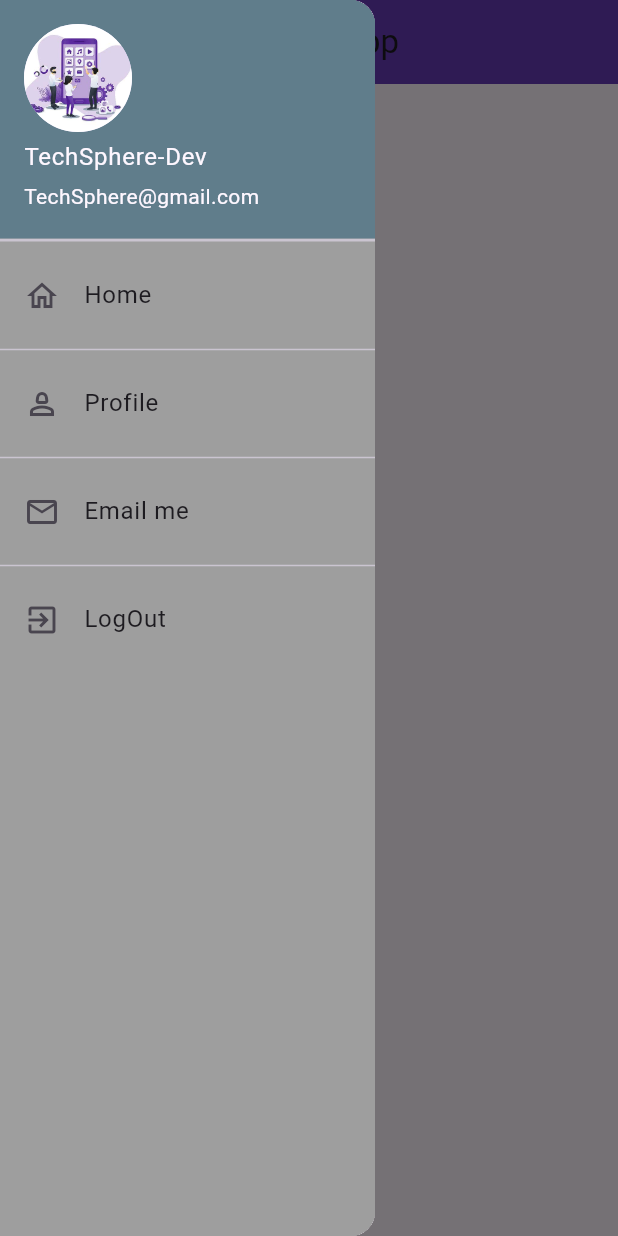
After one commit to TechSphere-Dev/Flutter-Login-Page-UI, a Flutter app: the home screen opened directly, with the side drawer open, on a phone screen of 412 x 824 dp. The commit adds this screen. Run offline on Flutter 3.47's test engine with Material 3 defaults, Android fonts, the phone set to English and light mode, and no system bars.

Commit message:
add coutomized drawer

```diff
--- a/lib/Login.dart
+++ b/lib/Login.dart
@@ -1,13 +1,14 @@
 import 'package:flutter/material.dart';
+import 'package:flutter_course/home_page.dart';
 
-class page extends StatefulWidget {
-  const page({super.key});
+class LoginScreen extends StatefulWidget {
+  const LoginScreen({super.key});
 
   @override
-  State<page> createState() => _pageState();
+  State<LoginScreen> createState() => _LoginScreenState();
 }
 
-class _pageState extends State<page> {
+class _LoginScreenState extends State<LoginScreen> {
   final _formKey = GlobalKey<FormState>();
   bool _obscureText = true;
   bool _isLoading = false;
@@ -160,9 +161,10 @@ class _pageState extends State<page> {
                       ScaffoldMessenger.of(context).showSnackBar(
                         SnackBar(content: Text('Login successful')),
                       );
-
-                      // Navigate to next screen if needed
-                      // Navigator.push(...);
+                      Navigator.pushReplacement(
+                        context,
+                        MaterialPageRoute(builder: (context) => home()),
+                      );
                     }
                   },
                   child: Container(
--- /dev/null
+++ b/lib/home_page.dart
@@ -0,0 +1,22 @@
+import 'package:flutter/material.dart';
+import 'package:flutter_course/widgets/drawer.dart';
+class home extends StatefulWidget {
+  const home({super.key});
+
+  @override
+  State<home> createState() => _homeState();
+}
+
+class _homeState extends State<home> {
+  @override
+  Widget build(BuildContext context) {
+    return Scaffold(
+      appBar: AppBar(
+        title: Text('Catalog App'),
+        backgroundColor: Colors.deepPurple,
+        centerTitle: true,
+      ),
+          drawer: Mydrawer(),
+    );
+  }
+}
--- a/lib/main.dart
+++ b/lib/main.dart
@@ -12,7 +12,7 @@ class MyApp extends StatelessWidget {
   Widget build(BuildContext context) {
     return MaterialApp(
       debugShowCheckedModeBanner: false,
-      home: page(),
+      home: LoginScreen(),
     );
         }
 }
--- /dev/null
+++ b/lib/widgets/drawer.dart
@@ -0,0 +1,66 @@
+import 'package:flutter/material.dart';
+import 'package:flutter_course/Login.dart';
+
+class Mydrawer extends StatelessWidget {
+  const Mydrawer({super.key});
+
+  @override
+  Widget build(BuildContext context) {
+    return Drawer(
+      width: 250,
+      child: Container(
+        color: Colors.grey,
+        child: ListView(
+          children: [
+            DrawerHeader(
+              padding: EdgeInsets.zero,
+              child: UserAccountsDrawerHeader(
+                decoration: BoxDecoration(color: Colors.blueGrey),
+                margin: EdgeInsets.only(bottom: 0),
+                accountName: Text('TechSphere-Dev'),
+                accountEmail: Text('TechSphere@gmail.com'),
+                currentAccountPicture: CircleAvatar(
+                  backgroundImage: AssetImage('assets/images/new.jpg'),
+                ),
+              ),
+            ),
+            ListTile(
+              leading: Icon(Icons.home_outlined),
+              title: Text('Home'),
+              onTap: () {
+                // handle home tap
+              },
+            ),
+            Divider(),
+            ListTile(
+              leading: Icon(Icons.person_2_outlined),
+              title: Text('Profile'),
+              onTap: () {
+                // handle profile tap
+              },
+            ),
+            Divider(),
+            ListTile(
+              leading: Icon(Icons.email_outlined),
+              title: Text('Email me'),
+              onTap: () {
+                // handle email tap
+              },
+            ),
+            Divider(),
+            ListTile(
+              leading: Icon(Icons.exit_to_app_outlined),
+              title: Text('LogOut'),
+              onTap: () {
+                Navigator.pushReplacement(
+                  context,
+                  MaterialPageRoute(builder: (context) => LoginScreen()),
+                );
+              },
+            ),
+          ],
+        ),
+      ),
+    );
+  }
+}
```
Also changed, not shown: assets/images/new.jpg (added).
